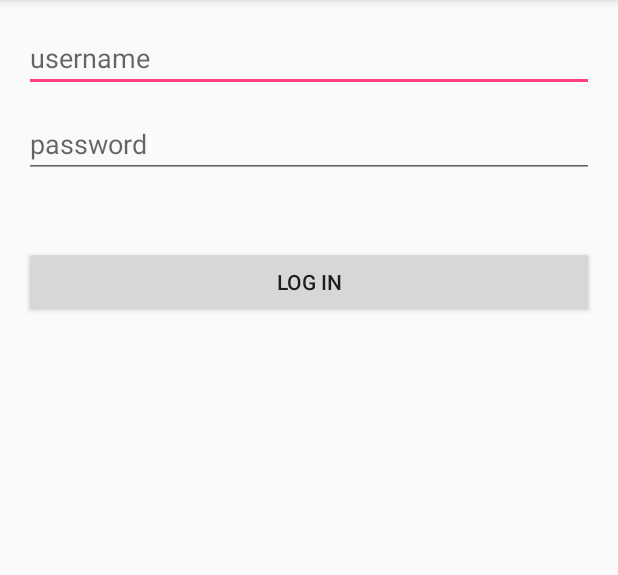
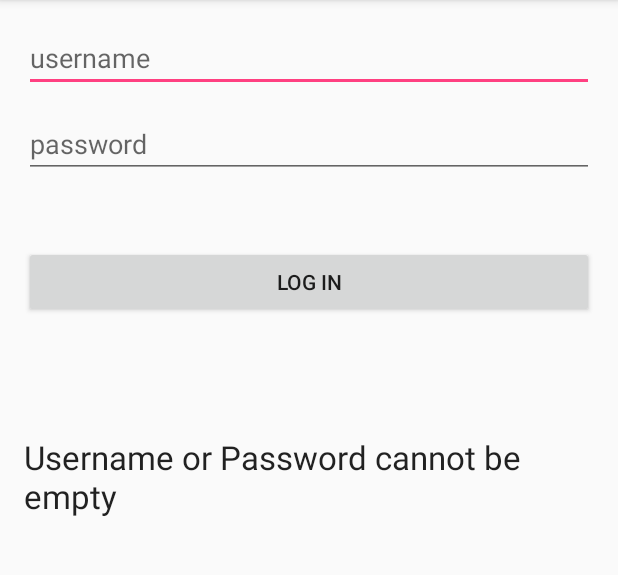
Before and after one commit to rajibchakravorty/mobile_cloud, an Android app: the screen it shows after launch (MainActivity), after a tap on "LOG IN", on a phone screen of 412 x 824 dp, the part 84-659 px from its top. Run offline under Robolectric (Android 15) with nearby library versions, the phone set to English and light mode, and no system bars.

```diff
--- a/SimpleApp/app/src/main/AndroidManifest.xml
+++ b/SimpleApp/app/src/main/AndroidManifest.xml
@@ -3,6 +3,7 @@
     package="com.ibm.simpleapp">
 
     <uses-permission android:name="android.permission.INTERNET" />
+
     <application
         android:allowBackup="true"
         android:icon="@mipmap/ic_launcher"
@@ -16,6 +17,7 @@
                 <category android:name="android.intent.category.LAUNCHER" />
             </intent-filter>
         </activity>
+        <activity android:name=".FirstPage"></activity>
     </application>
 
 </manifest>
--- a/SimpleApp/app/src/main/java/com/ibm/simpleapp/MainActivity.java
+++ b/SimpleApp/app/src/main/java/com/ibm/simpleapp/MainActivity.java
@@ -23,6 +23,7 @@ import android.util.Log;
 import android.view.View;
 import android.widget.Button;
 import android.widget.EditText;
+import android.widget.TextView;
 import android.widget.Toast;
 
 import com.ibm.helper.TaskReceiver;
@@ -72,8 +73,14 @@ public class MainActivity extends AppCompatActivity implements TaskReceiver {
         if( userText.getText().toString().equals( "") ||
                 passwordText.getText().toString().equals( "")    ){
 
-            Toast.makeText( getApplicationContext() , "username and password cannot be empty", Toast.LENGTH_LONG )
+            Toast.makeText( getApplicationContext() , "Username or Password cannot be empty", Toast.LENGTH_LONG )
                  .show();
+
+            //show a helpful error message
+            TextView errView = (TextView) findViewById( R.id.txtError );
+            errView.setText( "Username or Password cannot be empty" );
+
+            return;
 
         }
 
@@ -88,6 +95,10 @@ public class MainActivity extends AppCompatActivity implements TaskReceiver {
         _pDialogue.setTitle("Logging in...");
         _pDialogue.setMessage("Sending credentials");
         _pDialogue.show();
+
+        //make sure there is no error message
+        TextView errView = (TextView) findViewById( R.id.txtError );
+        errView.setText("");
 
 
         CheckLogin cl = new CheckLogin( "http://10.0.2.2:3000/checklogin" );
@@ -113,10 +124,23 @@ public class MainActivity extends AppCompatActivity implements TaskReceiver {
             try{
                 JSONObject responseObject = new JSONObject( response );
 
-                String record = responseObject.getString( "result" );
-                String success = responseObject.getString( "record" );
-                Toast.makeText( getApplicationContext() , record+":"+success, Toast.LENGTH_LONG )
-                        .show();
+                String result = responseObject.getString( "result" );
+
+                if( result.equals( "success" ) ){
+
+                    String record = responseObject.getString( "record" );
+                }
+                else{ //if the login is not successful
+
+                    String desc = responseObject.getString( "description" );
+
+                    //show the error
+                    TextView errView = (TextView) findViewById( R.id.txtError );
+                    errView.setText( desc );
+                    //Toast.makeText( getApplicationContext() , desc, Toast.LENGTH_LONG ).show();
+
+
+                }
 
             }
             catch( JSONException je ){
--- a/SimpleApp/app/src/main/res/layout/activity_main.xml
+++ b/SimpleApp/app/src/main/res/layout/activity_main.xml
@@ -47,4 +47,18 @@
         android:layout_alignParentRight="true"
         android:layout_alignParentEnd="true" />
 
+    <TextView
+        android:layout_width="wrap_content"
+        android:layout_height="wrap_content"
+        android:textAppearance="?android:attr/textAppearanceLarge"
+        android:text=""
+        android:id="@+id/txtError"
+        android:layout_below="@+id/loginBtn"
+        android:layout_alignParentLeft="true"
+        android:layout_alignParentStart="true"
+        android:layout_marginTop="78dp"
+        android:layout_alignRight="@+id/loginBtn"
+        android:layout_alignEnd="@+id/loginBtn" />
+
+
 </RelativeLayout>
```
Also changed, not shown: SimpleApp/app/src/main/java/com/ibm/simpleapp/FirstPage.java (added, +18 -0 lines), SimpleApp/app/src/main/res/layout/first_page.xml (added, +28 -0 lines).
